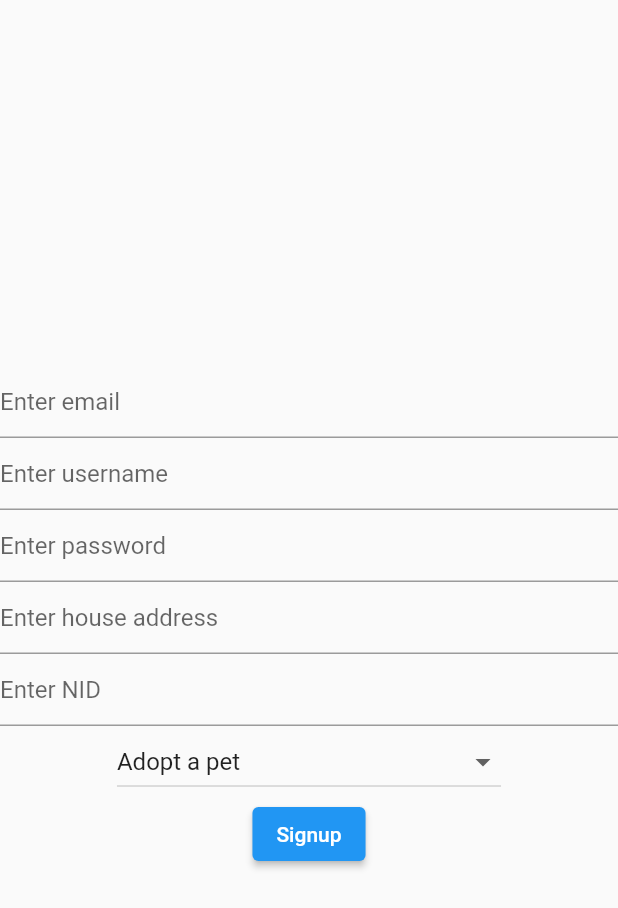
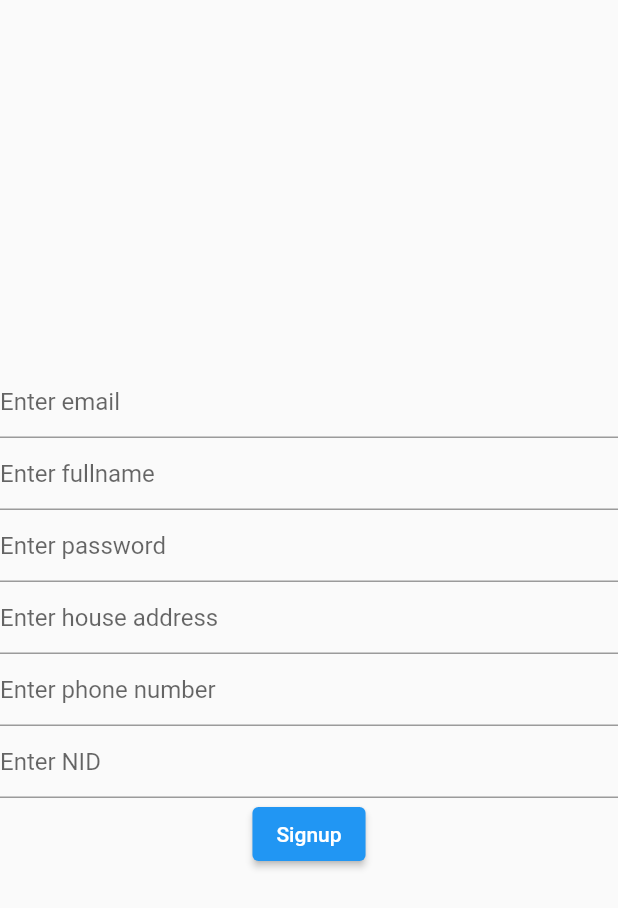
Before and after one commit to absarrahman/animal_adoption, a Flutter app: the RegisterView screen opened by its route, on a phone screen of 412 x 824 dp. Shown: the top 908 px of the screen. Run offline on Flutter 3.47's test engine with Material 2 defaults, Android fonts, the phone set to English and light mode, and no system bars; our stand-ins replace cloud_firestore, file_picker, firebase_auth, firebase_core, firebase_storage, get; accounts and stored records are empty.

Commit message:
Update schema
Signed-off-by: absarrahman <raman040635@gmail.com>

```diff
--- a/lib/constants/string_constants.dart
+++ b/lib/constants/string_constants.dart
@@ -1,10 +1,6 @@
 class RoleConstants {
-  static const roleGonnAdoptUser = "gonnaAdoptUser";
-  static const roleAdoptPostPetUser = "adoptPostPetUser";
-  static const roleMaps = {
-    roleAdoptPostPetUser: "Adopt a pet",
-    roleGonnAdoptUser: "Let someone else adopt your pet",
-  };
+  static const user = "user";
+  static const roleIsAdmin = "admin";
 }
 
 class ModelConstants {
@@ -17,16 +13,18 @@ class ModelConstants {
   static const userPhoneNumber = "phoneNumber";
   static const userPassword = "password";
   static const userHouseAddress = "houseAddress";
-  static const username = "username";
   static const animalBreed = "animalBreed";
   static const animalType = "animalType";
   static const imageUrl = "imageUrl";
   static const animalUuid = "animalUuid";
   static const bookedUuid = "bookedUuid";
+  static const isBooked = "isBooked";
   static const createdAt = "createdAt";
   static const postDescription = "postDescription";
   static const postName = "postName";
   static const userUuid = "userUuid";
+  static const totalRateCount = "totalRateCount";
+  static const averageRate = "averageRate";
 }
 
 class FireStoreConstants {
--- a/lib/controllers/auth_controller.dart
+++ b/lib/controllers/auth_controller.dart
@@ -13,10 +13,8 @@ class AuthController extends GetxController {
   static final AuthController authController = Get.find<AuthController>();
   Rx<String> email = "".obs;
   Rx<String> name = "".obs;
-  Rx<String> userName = "".obs;
   Rx<String> password = "".obs;
   Rx<String> houseAddress = "".obs;
-  Rx<String> role = RoleConstants.roleMaps[RoleConstants.roleAdoptPostPetUser]!.obs;
   Rx<String> nid = "".obs;
   Rx<String> phoneNumber = "".obs;
   Rx<UserModel?> userModel = UserModel().obs;
@@ -39,17 +37,17 @@ class AuthController extends GetxController {
   }
 
   Future<void> signUp() async {
-    log("ROLE IS ${role.value}");
     try {
       userModel.value = await FirebaseAPI.signUp(
         userJSON: {
           ModelConstants.email: email.value,
-          ModelConstants.role: RoleConstants.roleMaps.keys.firstWhere((element) => RoleConstants.roleMaps[element] == role.value),
+          ModelConstants.role: RoleConstants.user,
           ModelConstants.name: name.value,
           ModelConstants.userPhoneNumber: phoneNumber.value,
           ModelConstants.userNID: nid.value,
           ModelConstants.userHouseAddress: houseAddress.value,
-          ModelConstants.username: userName.value,
+          ModelConstants.totalRateCount: 0.0,
+          ModelConstants.averageRate: 0.0,
         },
         password: password.value,
         collectionPath: FireStoreConstants.userCollection,
--- a/lib/controllers/post_controller.dart
+++ b/lib/controllers/post_controller.dart
@@ -26,6 +26,7 @@ class PostController extends GetxController {
     String? docID = await FirebaseAPI.addDataAndGetDocID(collectionPath: FireStoreConstants.adoptionPosts, json: {
       ModelConstants.animalType: animalType.value,
       ModelConstants.bookedUuid: null,
+      ModelConstants.isBooked: false,
       ModelConstants.createdAt: DateTime.now().microsecondsSinceEpoch,
       ModelConstants.postDescription: postDescription.value,
       ModelConstants.postName: postName.value,
--- a/lib/models/user_model.dart
+++ b/lib/models/user_model.dart
@@ -9,7 +9,8 @@ class UserModel {
   late String? nid;
   late String? phoneNumber;
   late String? houseAddress;
-  late String? username;
+  late double? totalRateCount;
+  late double? averageRate;
   late String? uuid;
 
   UserModel({
@@ -17,11 +18,12 @@ class UserModel {
     this.name,
     this.email,
     this.rating = 0.0,
-    this.role = RoleConstants.roleGonnAdoptUser,
+    this.role = RoleConstants.user,
     this.phoneNumber,
     this.nid,
     this.houseAddress,
-    this.username,
+    this.averageRate = 0.0,
+    this.totalRateCount = 0.0,
   });
 
   UserModel.fromSnapshot(DocumentSnapshot<Map<String, dynamic>> snapshot) {
@@ -33,6 +35,7 @@ class UserModel {
     rating = snapshot.data()![ModelConstants.userRating];
     phoneNumber = snapshot.data()![ModelConstants.userPhoneNumber];
     houseAddress = snapshot.data()![ModelConstants.userHouseAddress];
-    username = snapshot.data()![ModelConstants.username];
+    averageRate = snapshot.data()![ModelConstants.averageRate];
+    totalRateCount = snapshot.data()![ModelConstants.totalRateCount];
   }
 }
--- a/lib/views/auth/register_view.dart
+++ b/lib/views/auth/register_view.dart
@@ -4,6 +4,7 @@ import 'package:animal_adoption/constants/string_constants.dart';
 import 'package:animal_adoption/controllers/auth_controller.dart';
 import 'package:animal_adoption/views/widgets/common.dart';
 import 'package:flutter/material.dart';
+import 'package:flutter/services.dart';
 import 'package:get/get.dart';
 
 class RegisterView extends StatelessWidget {
@@ -27,13 +28,13 @@ class RegisterView extends StatelessWidget {
               authController.email.value = value;
             },
           ),
-          // User name
+          // Full name
           TextField(
             decoration: const InputDecoration(
-              hintText: "Enter username",
+              hintText: "Enter fullname",
             ),
             onChanged: (value) {
-              authController.userName.value = value;
+              authController.name.value = value;
             },
           ),
           // Password
@@ -56,8 +57,21 @@ class RegisterView extends StatelessWidget {
               authController.houseAddress.value = value;
             },
           ),
+          // Phone Number
+          TextField(
+            keyboardType: TextInputType.number,
+            inputFormatters: [FilteringTextInputFormatter.digitsOnly],
+            decoration: const InputDecoration(
+              hintText: "Enter phone number",
+            ),
+            onChanged: (value) {
+              authController.phoneNumber.value = value;
+            },
+          ),
           // Nid
           TextField(
+            keyboardType: TextInputType.number,
+            inputFormatters: [FilteringTextInputFormatter.digitsOnly],
             decoration: const InputDecoration(
               hintText: "Enter NID",
             ),
@@ -65,22 +79,6 @@ class RegisterView extends StatelessWidget {
               authController.nid.value = value;
             },
           ),
-          Obx(() {
-            return DropdownButton(
-                value: authController.role.value,
-                items: [
-                  RoleConstants.roleMaps[RoleConstants.roleAdoptPostPetUser],
-                  RoleConstants.roleMaps[RoleConstants.roleGonnAdoptUser],
-                ]
-                    .map((value) => DropdownMenuItem(
-                          child: Text(value!),
-                          value: value,
-                        ))
-                    .toList(),
-                onChanged: (String? value) {
-                  authController.role.value = value!;
-                });
-          }),
           ElevatedButton(
               onPressed: () async {
                 CommonWidgets.loadingWidget();
--- a/lib/views/home.dart
+++ b/lib/views/home.dart
@@ -140,7 +140,6 @@ class HomeView extends StatelessWidget {
                                 createdAt: adoptionPost[ModelConstants.createdAt],
                                 imageUrl: adoptionPost[ModelConstants.imageUrl],
                                 postName: adoptionPost[ModelConstants.postName],
-                                userName: snapshot.data![0][ModelConstants.username]!,
                                 postID: adoptionPost[ModelConstants.uuid],
                               ),
                             );
--- a/lib/views/widgets/adoption_post_widget.dart
+++ b/lib/views/widgets/adoption_post_widget.dart
@@ -6,7 +6,6 @@ class AdoptionPostWidget extends StatelessWidget {
   final int createdAt;
   final String postDesciption;
   final String postName;
-  final String userName;
   final String postID;
   const AdoptionPostWidget({
     Key? key,
@@ -14,7 +13,6 @@ class AdoptionPostWidget extends StatelessWidget {
     required this.createdAt,
     required this.postDesciption,
     required this.postName,
-    required this.userName,
     required this.postID,
   }) : super(key: key);
 
@@ -33,8 +31,6 @@ class AdoptionPostWidget extends StatelessWidget {
           ),
           // Post name
           Text(postName),
-          // Post username
-          Text(userName),
           // Post description
           Text(postDesciption),
           //  POST ID
```
